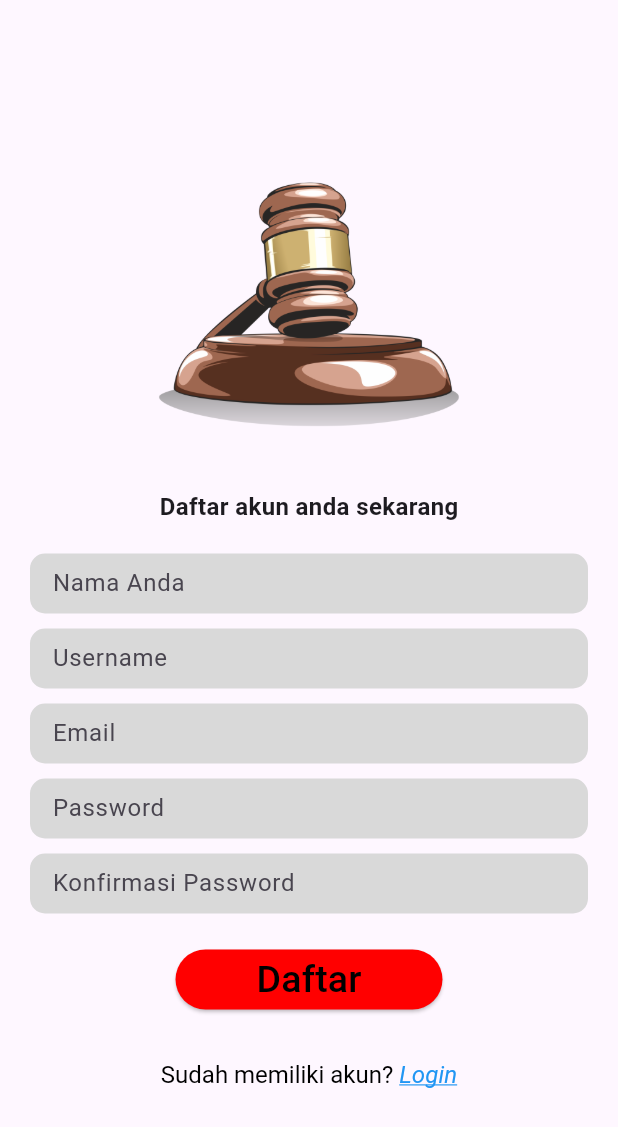
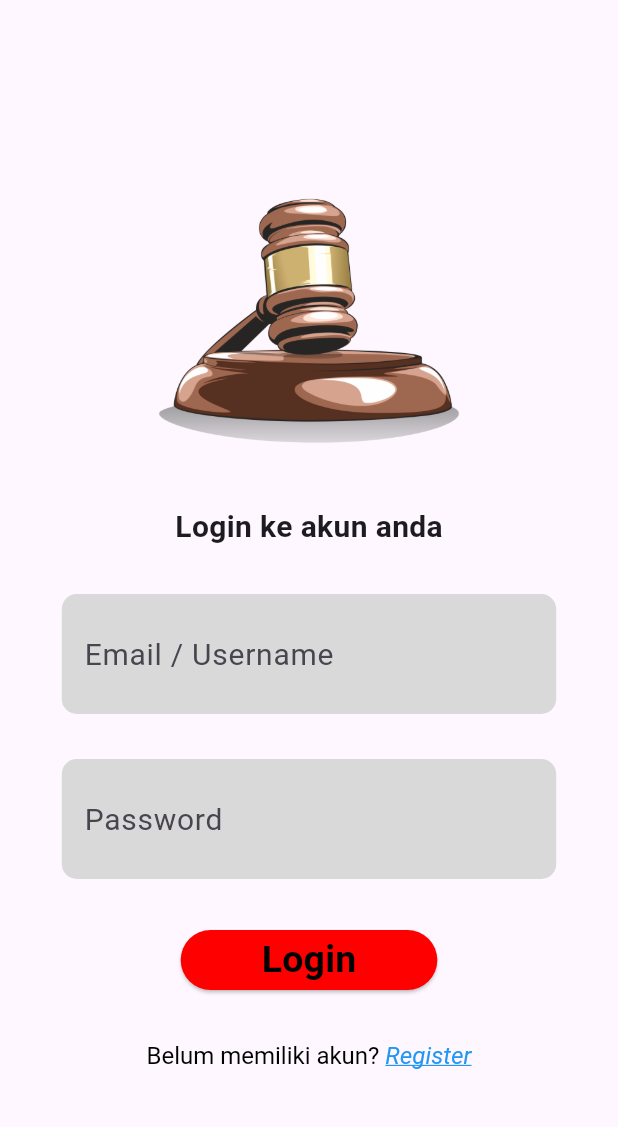
Before and after one commit to gianvilcanpatra/LawLink, a Flutter app: the screen it shows after launch, on a phone screen of 412 x 824 dp. Shown: the top 1127 px of the screen. Run offline on Flutter 3.47's test engine with Material 3 defaults, Android fonts, the light colour scheme and no system bars.

Commit message:
register, login

```diff
--- /dev/null
+++ b/lib/login.dart
@@ -0,0 +1,124 @@
+import 'package:flutter/gestures.dart';
+import 'package:flutter/material.dart';
+import 'register.dart';
+
+class AppColors {
+  static const tombolLogin = Color.fromRGBO(255, 0, 0, 1.0); // Merah solid
+  static const hitam = Colors.black;
+}
+
+class LoginScreen extends StatelessWidget {
+  const LoginScreen({Key? key});
+
+  @override
+  Widget build(BuildContext context) {
+    double screenWidth = MediaQuery.of(context).size.width;
+
+    return Scaffold(
+      body: Center(
+        child: SingleChildScrollView(
+          child: Column(
+            mainAxisAlignment: MainAxisAlignment.center, // Atur ke tengah
+            crossAxisAlignment: CrossAxisAlignment.center,
+            children: [
+              FractionallySizedBox(
+                widthFactor: 0.5,
+                child: Image.asset('assets/images/logo.png'),
+              ),
+              SizedBox(height: 20),
+              Padding(
+                padding: const EdgeInsets.symmetric(horizontal: 20.0),
+                child: Column(
+                  mainAxisAlignment: MainAxisAlignment.center, // Atur ke tengah
+                  children: [
+                    Text(
+                      'Login ke akun anda',
+                      style:
+                          TextStyle(fontSize: 20, fontWeight: FontWeight.bold),
+                    ),
+                    SizedBox(height: 30),
+                    _buildInputBox('Email / Username', screenWidth),
+                    SizedBox(height: 30),
+                    _buildInputBox('Password', screenWidth, isPassword: true),
+                    SizedBox(height: 30),
+                    ElevatedButton(
+                      onPressed: () {
+                        // Aksi yang dijalankan saat tombol ditekan
+                      },
+                      style: ElevatedButton.styleFrom(
+                        primary: AppColors.tombolLogin,
+                      ),
+                      child: Padding(
+                        padding: const EdgeInsets.symmetric(horizontal: 30.0),
+                        child: Text(
+                          'Login',
+                          style: TextStyle(
+                            fontSize: 25,
+                            color: AppColors.hitam,
+                            fontWeight: FontWeight.bold,
+                          ),
+                        ),
+                      ),
+                    ),
+                    SizedBox(height: 30),
+                    RichText(
+                      text: TextSpan(
+                        text: 'Belum memiliki akun? ',
+                        style: TextStyle(
+                          fontSize: 16,
+                          color: AppColors.hitam,
+                        ),
+                        children: [
+                          TextSpan(
+                            text: 'Register',
+                            style: TextStyle(
+                              fontSize: 16,
+                              color: Colors.blue,
+                              fontStyle: FontStyle.italic,
+                              decoration: TextDecoration.underline,
+                            ),
+                            recognizer: TapGestureRecognizer()
+                              ..onTap = () {
+                                Navigator.push(
+                                  context,
+                                  MaterialPageRoute(
+                                      builder: (context) => RegisterScreen()),
+                                );
+                              },
+                          ),
+                        ],
+                      ),
+                    ),
+                  ],
+                ),
+              ),
+            ],
+          ),
+        ),
+      ),
+    );
+  }
+
+  Widget _buildInputBox(String labelText, double screenWidth,
+      {bool isPassword = false}) {
+    return Container(
+      width: screenWidth * 0.8,
+      height: 80, // Menyesuaikan tinggi input box
+      alignment: Alignment.center, // Letakkan input di tengah
+      padding: EdgeInsets.symmetric(horizontal: 15),
+      decoration: BoxDecoration(
+        color: Color(0xFFD9D9D9),
+        borderRadius: BorderRadius.circular(10),
+      ),
+      child: TextField(
+        obscureText: isPassword,
+        style: TextStyle(fontSize: 20), // Memperbesar font input box
+        decoration: InputDecoration(
+          border: InputBorder.none,
+          hintText: labelText,
+          hintStyle: TextStyle(fontSize: 20), // Memperbesar font teks petunjuk
+        ),
+      ),
+    );
+  }
+}
--- a/lib/main.dart
+++ b/lib/main.dart
@@ -1,6 +1,7 @@
 import 'package:flutter/material.dart';
 
 import 'register.dart';
+import 'login.dart';
 
 void main() {
   runApp(const MyApp());
@@ -14,7 +15,8 @@
   Widget build(BuildContext context) {
     return const MaterialApp(
       debugShowCheckedModeBanner: false,
-      home: RegisterScreen(),
+      // home: RegisterScreen(),
+      home: LoginScreen(),
     );
   }
 }
--- a/lib/register.dart
+++ b/lib/register.dart
@@ -1,5 +1,6 @@
 import 'package:flutter/gestures.dart';
 import 'package:flutter/material.dart';
+import 'package:lawlink/login.dart';
 
 class AppColors {
   static const tombolLogin = Color.fromRGBO(255, 0, 0, 1.0); // Merah solid
@@ -66,6 +67,8 @@
                         'Daftar',
                         style: TextStyle(
                           fontSize: 25,
+                          fontWeight:
+                              FontWeight.bold, // Menjadikan teks menjadi bold
                           color: AppColors
                               .hitam, // Menggunakan warna hitam dari styles.dart
                         ),
@@ -89,14 +92,18 @@
                               fontSize: 16,
                               color: Colors.blue, // Warna biru
                               fontStyle: FontStyle.italic, // Gaya miring
-                            decoration: TextDecoration.underline, // Garis bawah
+                              decoration:
+                                  TextDecoration.underline, // Garis bawah
                             ),
                             // Definisikan aksi yang akan dilakukan ketika teks "Login" ditekan
                             recognizer: TapGestureRecognizer()
                               ..onTap = () {
-                              // Aksi yang dijalankan saat teks "Login" ditekan
-                            },
-                        ),
+                                Navigator.push(
+                                  context,
+                                  MaterialPageRoute(
+                                      builder: (context) => LoginScreen()),
+                                );
+                              }),
                       ],
                     ),
                   ),
@@ -123,7 +130,7 @@
         obscureText: isPassword,
         decoration: InputDecoration(
           border: InputBorder.none,
-          labelText: labelText,
+          hintText: labelText, // Menggunakan labelText sebagai hintText
         ),
       ),
     );
```
Lines whose indentation alone changed are shown as unchanged.
